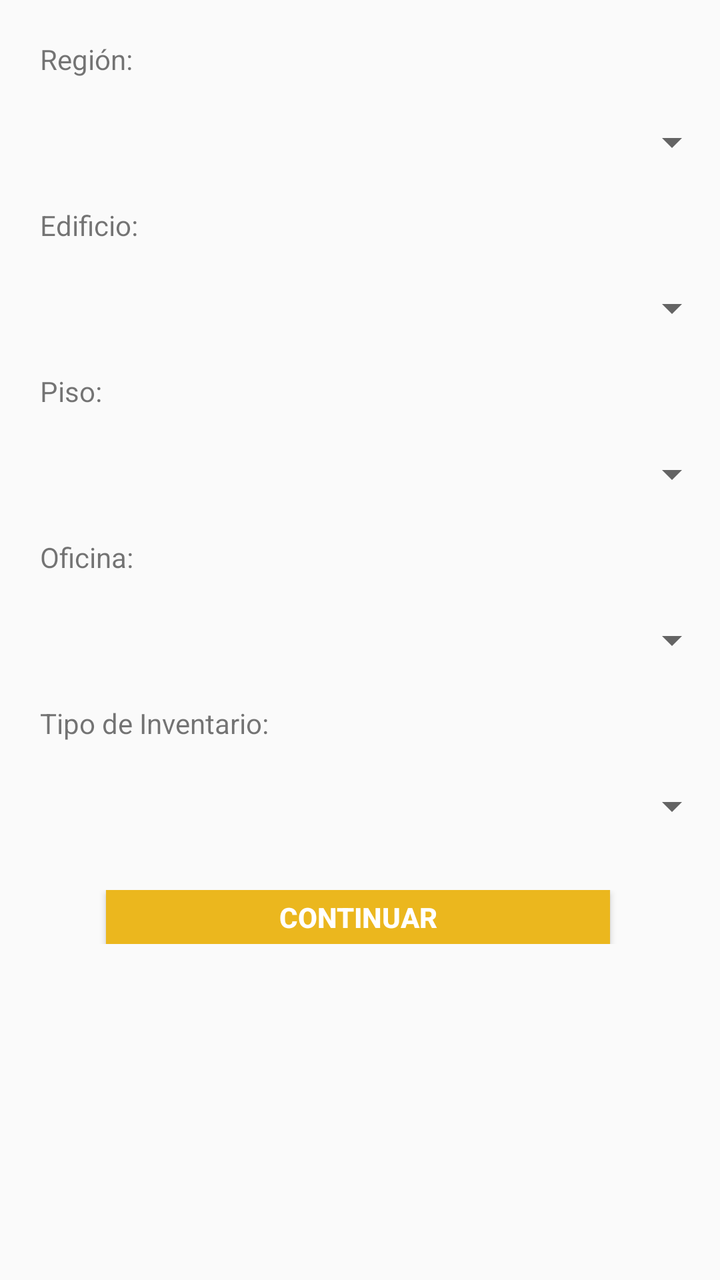
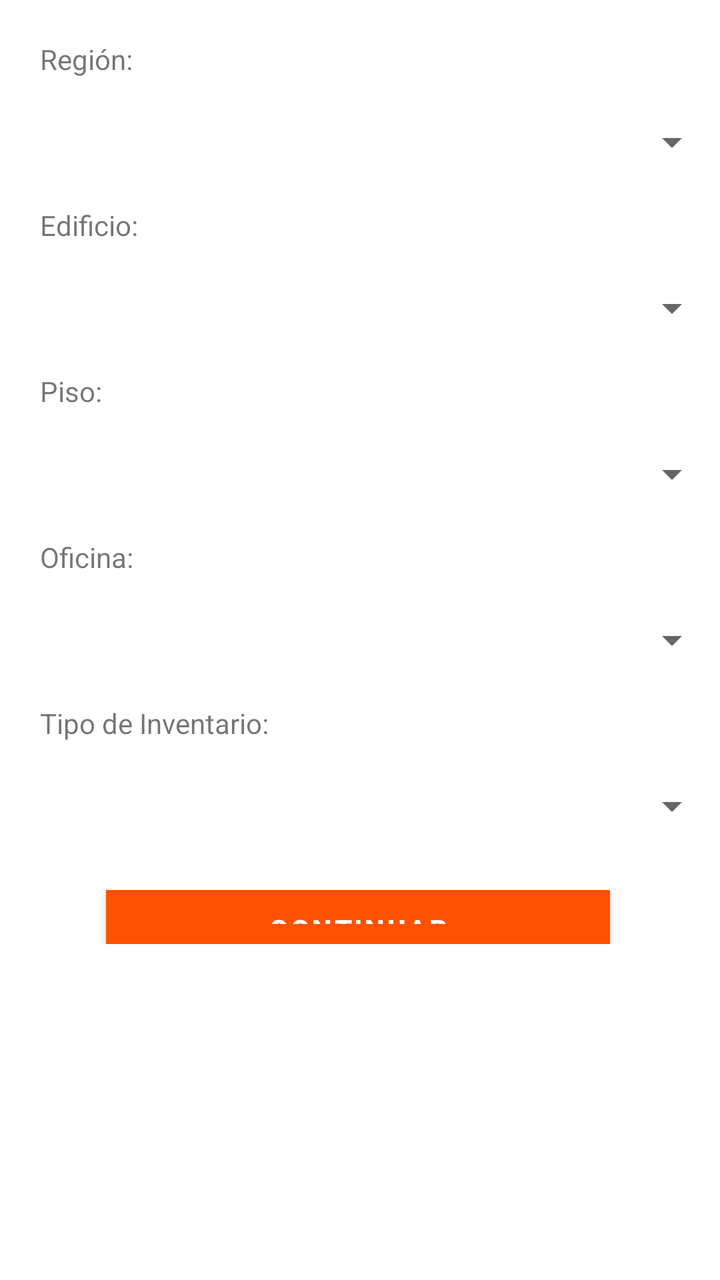

Two renders of the same Android screen: before a commit and after it. Below are the layout's source before the change and the commit's diff.
<!-- AndroidManifest.xml: application theme AppTheme -->
<!-- res/layout/activity_elegir_ubicacion_manual_toma.xml -->
<?xml version="1.0" encoding="utf-8"?>
<android.support.constraint.ConstraintLayout xmlns:android="http://schemas.android.com/apk/res/android"
    xmlns:app="http://schemas.android.com/apk/res-auto"
    xmlns:tools="http://schemas.android.com/tools"
    android:layout_width="match_parent"
    android:layout_height="match_parent"
    tools:context=".Inventory.elegir_ubicacion_manual_toma">

    <ScrollView
        android:id="@+id/elegirubicacionmanual"
        android:layout_width="0dp"
        android:layout_height="match_parent"
        android:layout_marginBottom="8dp"
        app:layout_constraintBottom_toBottomOf="parent"
        app:layout_constraintEnd_toEndOf="parent"
        app:layout_constraintStart_toStartOf="parent">

    <LinearLayout
        android:layout_width="match_parent"
        android:layout_height="wrap_content"
        android:orientation="vertical">

        <LinearLayout
            android:layout_width="match_parent"
            android:layout_height="20dp"
            android:orientation="vertical"></LinearLayout>

        
        <LinearLayout
        android:layout_width="match_parent"
        android:layout_height="match_parent"
        android:orientation="horizontal">

        <LinearLayout
            android:layout_width="20dp"
            android:layout_height="match_parent"
            android:orientation="horizontal"></LinearLayout>

        <TextView
            android:id="@+id/lbl_razon"
            android:layout_width="187dp"
            android:layout_height="wrap_content"
            android:layout_weight="1"
            android:text="@string/compañia" />

        <LinearLayout
            android:layout_width="wrap_content"
            android:layout_height="match_parent"
            android:orientation="horizontal"></LinearLayout>

        <LinearLayout
            android:layout_width="20dp"
            android:layout_height="match_parent"
            android:orientation="horizontal"></LinearLayout>
    </LinearLayout>

        <LinearLayout
            android:layout_width="match_parent"
            android:layout_height="20dp"
            android:orientation="vertical"></LinearLayout>

        <LinearLayout
            android:layout_width="match_parent"
            android:layout_height="match_parent"
            android:orientation="horizontal">

            <LinearLayout
                android:layout_width="20dp"
                android:layout_height="match_parent"
                android:orientation="horizontal"></LinearLayout>

            <Spinner
                android:id="@+id/spinner_razon"
                android:layout_width="match_parent"
                android:layout_height="wrap_content" />

            <LinearLayout
                android:layout_width="wrap_content"
                android:layout_height="match_parent"
                android:orientation="horizontal"></LinearLayout>

            <LinearLayout
                android:layout_width="20dp"
                android:layout_height="match_parent"
                android:orientation="horizontal"></LinearLayout>
        </LinearLayout>


        <LinearLayout
            android:layout_width="match_parent"
            android:layout_height="20dp"
            android:orientation="vertical"></LinearLayout>


        
        <LinearLayout
            android:layout_width="match_parent"
            android:layout_height="match_parent"
            android:orientation="horizontal">

            <LinearLayout
                android:layout_width="20dp"
                android:layout_height="match_parent"
                android:orientation="horizontal"></LinearLayout>

            <TextView
                android:id="@+id/lbl_edificio"
                android:layout_width="92dp"
                android:layout_height="wrap_content"
                android:layout_weight="1"
                android:text="@string/edificio" />

            <LinearLayout
                android:layout_width="wrap_content"
                android:layout_height="match_parent"
                android:orientation="horizontal"></LinearLayout>

            <LinearLayout
                android:layout_width="20dp"
                android:layout_height="match_parent"
                android:orientation="horizontal"></LinearLayout>
        </LinearLayout>

        <LinearLayout
            android:layout_width="match_parent"
            android:layout_height="20dp"
            android:orientation="vertical"></LinearLayout>

        <LinearLayout
            android:layout_width="match_parent"
            android:layout_height="match_parent"
            android:orientation="horizontal">

            <LinearLayout
                android:layout_width="20dp"
                android:layout_height="match_parent"
                android:orientation="horizontal"></LinearLayout>

            <Spinner
                android:id="@+id/spinner_edificio"
                android:layout_width="match_parent"
                android:layout_height="wrap_content" />

            <LinearLayout
                android:layout_width="wrap_content"
                android:layout_height="match_parent"
                android:orientation="horizontal"></LinearLayout>

            <LinearLayout
                android:layout_width="20dp"
                android:layout_height="match_parent"
                android:orientation="horizontal"></LinearLayout>
        </LinearLayout>

        <LinearLayout
            android:layout_width="match_parent"
            android:layout_height="20dp"
            android:orientation="vertical"></LinearLayout>

        
        <LinearLayout
            android:layout_width="match_parent"
            android:layout_height="match_parent"
            android:orientation="horizontal">

            <LinearLayout
                android:layout_width="20dp"
                android:layout_height="match_parent"
                android:orientation="horizontal"></LinearLayout>

            <TextView
                android:id="@+id/lbl_piso"
                android:layout_width="92dp"
                android:layout_height="wrap_content"
                android:layout_weight="1"
                android:text="@string/piso" />

            <LinearLayout
                android:layout_width="wrap_content"
                android:layout_height="match_parent"
                android:orientation="horizontal"></LinearLayout>

            <LinearLayout
                android:layout_width="20dp"
                android:layout_height="match_parent"
                android:orientation="horizontal"></LinearLayout>
        </LinearLayout>

        <LinearLayout
            android:layout_width="match_parent"
            android:layout_height="20dp"
            android:orientation="vertical"></LinearLayout>

        <LinearLayout
            android:layout_width="match_parent"
            android:layout_height="match_parent"
            android:orientation="horizontal">

            <LinearLayout
                android:layout_width="20dp"
                android:layout_height="match_parent"
                android:orientation="horizontal"></LinearLayout>

            <Spinner
                android:id="@+id/spinner_piso"
                android:layout_width="match_parent"
                android:layout_height="wrap_content" />

            <LinearLayout
                android:layout_width="wrap_content"
                android:layout_height="match_parent"
                android:orientation="horizontal"></LinearLayout>

            <LinearLayout
                android:layout_width="20dp"
                android:layout_height="match_parent"
                android:orientation="horizontal"></LinearLayout>
        </LinearLayout>


        <LinearLayout
            android:layout_width="match_parent"
            android:layout_height="20dp"
            android:orientation="vertical"></LinearLayout>



        
        <LinearLayout
            android:layout_width="match_parent"
            android:layout_height="match_parent"
            android:orientation="horizontal">

            <LinearLayout
                android:layout_width="20dp"
                android:layout_height="match_parent"
                android:orientation="horizontal"></LinearLayout>

            <TextView
                android:id="@+id/lbl_sector"
                android:layout_width="92dp"
                android:layout_height="wrap_content"
                android:layout_weight="1"
                android:text="@string/oficina" />

            <LinearLayout
                android:layout_width="wrap_content"
                android:layout_height="match_parent"
                android:orientation="horizontal"></LinearLayout>

            <LinearLayout
                android:layout_width="20dp"
                android:layout_height="match_parent"
                android:orientation="horizontal"></LinearLayout>
        </LinearLayout>

        <LinearLayout
            android:layout_width="match_parent"
            android:layout_height="20dp"
            android:orientation="vertical"></LinearLayout>

        <LinearLayout
            android:layout_width="match_parent"
            android:layout_height="match_parent"
            android:orientation="horizontal">

            <LinearLayout
                android:layout_width="20dp"
                android:layout_height="match_parent"
                android:orientation="horizontal"></LinearLayout>

            <Spinner
                android:id="@+id/spinner_oficina"
                android:layout_width="match_parent"
                android:layout_height="wrap_content" />

            <LinearLayout
                android:layout_width="wrap_content"
                android:layout_height="match_parent"
                android:orientation="horizontal"></LinearLayout>

            <LinearLayout
                android:layout_width="20dp"
                android:layout_height="match_parent"
                android:orientation="horizontal"></LinearLayout>
        </LinearLayout>


        <LinearLayout
            android:layout_width="match_parent"
            android:layout_height="20dp"
            android:orientation="vertical"></LinearLayout>



        
        <LinearLayout
            android:layout_width="match_parent"
            android:layout_height="match_parent"
            android:orientation="horizontal">

            <LinearLayout
                android:layout_width="20dp"
                android:layout_height="match_parent"
                android:orientation="horizontal"></LinearLayout>

            <TextView
                android:id="@+id/lbl_tipo"
                android:layout_width="92dp"
                android:layout_height="wrap_content"
                android:layout_weight="1"
                android:text="@string/Tipo_inventario" />

            <LinearLayout
                android:layout_width="wrap_content"
                android:layout_height="match_parent"
                android:orientation="horizontal"></LinearLayout>

            <LinearLayout
                android:layout_width="20dp"
                android:layout_height="match_parent"
                android:orientation="horizontal"></LinearLayout>
        </LinearLayout>

        <LinearLayout
            android:layout_width="match_parent"
            android:layout_height="20dp"
            android:orientation="vertical"></LinearLayout>

        <LinearLayout
            android:layout_width="match_parent"
            android:layout_height="match_parent"
            android:orientation="horizontal">

            <LinearLayout
                android:layout_width="20dp"
                android:layout_height="match_parent"
                android:orientation="horizontal"></LinearLayout>

            <Spinner
                android:id="@+id/spinner_tipo"
                android:layout_width="match_parent"
                android:layout_height="wrap_content" />

            <LinearLayout
                android:layout_width="wrap_content"
                android:layout_height="match_parent"
                android:orientation="horizontal"></LinearLayout>

            <LinearLayout
                android:layout_width="20dp"
                android:layout_height="match_parent"
                android:orientation="horizontal"></LinearLayout>
        </LinearLayout>

        <LinearLayout
            android:layout_width="match_parent"
            android:layout_height="30dp"
            android:orientation="vertical"></LinearLayout>


        <LinearLayout
            android:layout_width="match_parent"
            android:layout_height="match_parent"
            android:orientation="horizontal">

            <LinearLayout
                android:layout_width="53dp"
                android:layout_height="match_parent"
                android:orientation="horizontal"></LinearLayout>

            <Button
                android:id="@+id/btn_continua"
                android:layout_width="184dp"
                android:layout_height="27dp"
                android:layout_weight="1"
                android:background="@color/colorPrimary"
                android:text="@string/conti"
                android:textColor="@android:color/background_light"
                android:textStyle="bold" />

            <LinearLayout
                android:layout_width="55dp"
                android:layout_height="match_parent"
                android:orientation="horizontal"></LinearLayout>
        </LinearLayout>






    </LinearLayout>
    </ScrollView>

</android.support.constraint.ConstraintLayout>
<!-- resources referenced by this layout -->
<resources>
  <color name="colorPrimary">#EBB71E</color>
  <string name="Tipo_inventario">Tipo de Inventario:</string>
  <string name="conti">Continuar</string>
  <string name="edificio">Edificio:</string>
  <string name="oficina">Oficina:</string>
  <string name="piso">Piso:</string>
  <style name="AppTheme" parent="Base.Theme.AppCompat.Light.DarkActionBar">
          
          <item name="colorPrimary">@color/colorPrimary</item>
          <item name="colorPrimaryDark">@color/colorPrimaryDark</item>
          <item name="colorAccent">@color/colorPrimary</item>
          <item name="android:textColorPrimary">@color/colorAccent</item>
          <item name="colorControlHighlight">@color/colorAccent</item>
      </style>
  <color name="colorPrimaryDark">#CE9D0C</color>
  <color name="colorAccent">#555555</color>
</resources>

<!-- the commit's change to res/layout/activity_elegir_ubicacion_manual_toma.xml (unified diff, before → after) -->
@@ -1,5 +1,5 @@
 <?xml version="1.0" encoding="utf-8"?>
-<android.support.constraint.ConstraintLayout xmlns:android="http://schemas.android.com/apk/res/android"
+<androidx.constraintlayout.widget.ConstraintLayout xmlns:android="http://schemas.android.com/apk/res/android"
     xmlns:app="http://schemas.android.com/apk/res-auto"
     xmlns:tools="http://schemas.android.com/tools"
     android:layout_width="match_parent"
@@ -393,4 +393,4 @@
     </LinearLayout>
     </ScrollView>
 
-</android.support.constraint.ConstraintLayout>
+</androidx.constraintlayout.widget.ConstraintLayout>
<!-- resource entries referenced after the edit -->
@@ -1,20 +1,25 @@
 <!-- resources referenced by this layout -->
 <resources>
-  <color name="colorPrimary">#EBB71E</color>
+  <color name="colorPrimary">#FF5100</color>
   <string name="Tipo_inventario">Tipo de Inventario:</string>
   <string name="conti">Continuar</string>
   <string name="edificio">Edificio:</string>
   <string name="oficina">Oficina:</string>
   <string name="piso">Piso:</string>
-  <style name="AppTheme" parent="Base.Theme.AppCompat.Light.DarkActionBar">
+  <style name="AppTheme" parent="Theme.MaterialComponents.Light.DarkActionBar">
           
           <item name="colorPrimary">@color/colorPrimary</item>
-          <item name="colorPrimaryDark">@color/colorPrimaryDark</item>
-          <item name="colorAccent">@color/colorPrimary</item>
-          <item name="android:textColorPrimary">@color/colorAccent</item>
+          <item name="colorPrimaryVariant">@color/colorPrimaryDark</item>
+          <item name="colorSecondary">@color/colorAccent</item>
+  
+          
+          <item name="android:textColorPrimary">@color/colorPrimary</item>
           <item name="colorControlHighlight">@color/colorAccent</item>
+  
+          
+          <item name="materialButtonStyle">@style/Widget.MaterialComponents.Button</item>
       </style>
-  <color name="colorPrimaryDark">#CE9D0C</color>
+  <color name="colorPrimaryDark">#FFFFFF</color>
   <color name="colorAccent">#555555</color>
 </resources>
 
